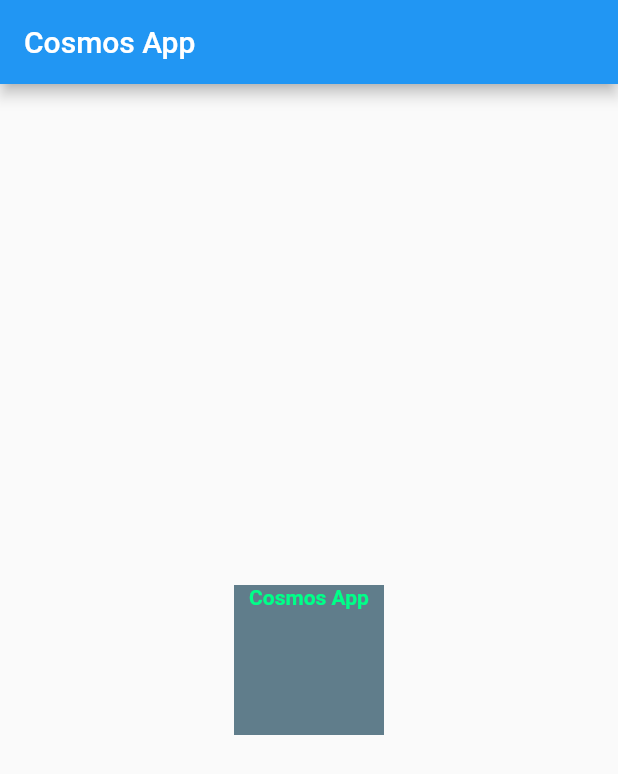
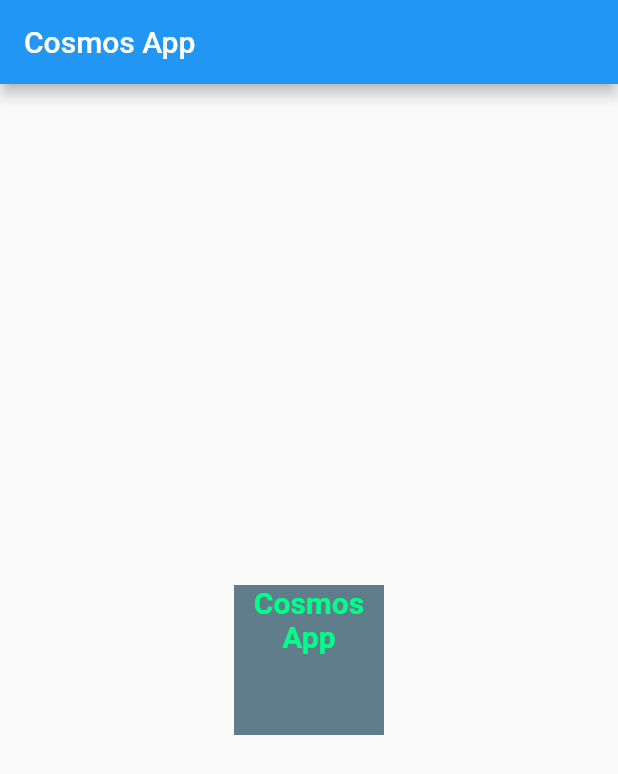
Before and after one commit to karkiayush/FlutterAppdev, a Flutter app: the screen it shows after launch, on a phone screen of 412 x 824 dp. Shown: the top 774 px of the screen. Run offline on Flutter 3.47's test engine with Material 2 defaults, Android fonts, the phone set to English and light mode, and no system bars.

Commit message:
edited code of practise1

```diff
--- a/lib/main.dart
+++ b/lib/main.dart
@@ -68,15 +68,17 @@ class Homepage extends StatelessWidget {
           height: 100,
           width: 100,
           alignment: Alignment.topCenter,
-          decoration: BoxDecoration(
+          decoration: const BoxDecoration(
             color: Colors.blueGrey,
             shape: BoxShape.rectangle,
           ),
           child: const Text(
             "Cosmos App",
+            textAlign: TextAlign.center,
             style: TextStyle(
               color: Color.fromARGB(255, 0, 255, 136),
               fontWeight: FontWeight.w700,
+              fontSize: 20,
             ),
           ),
         ),
```
